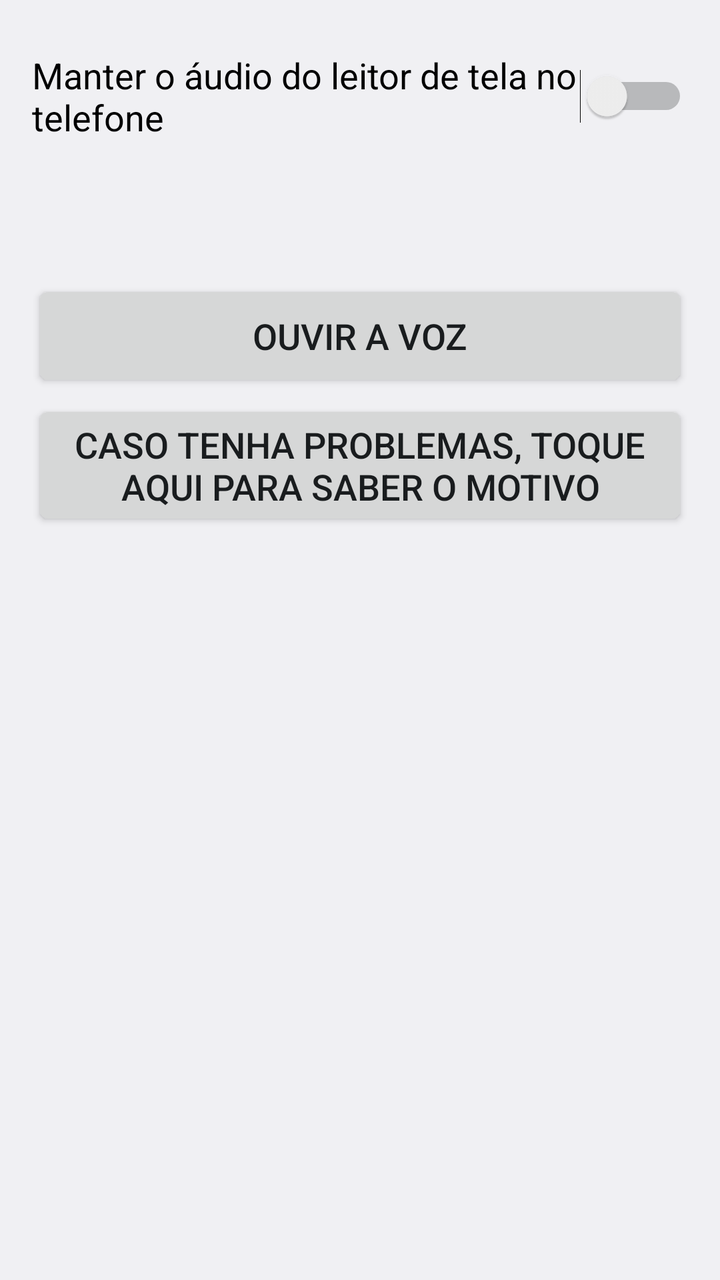
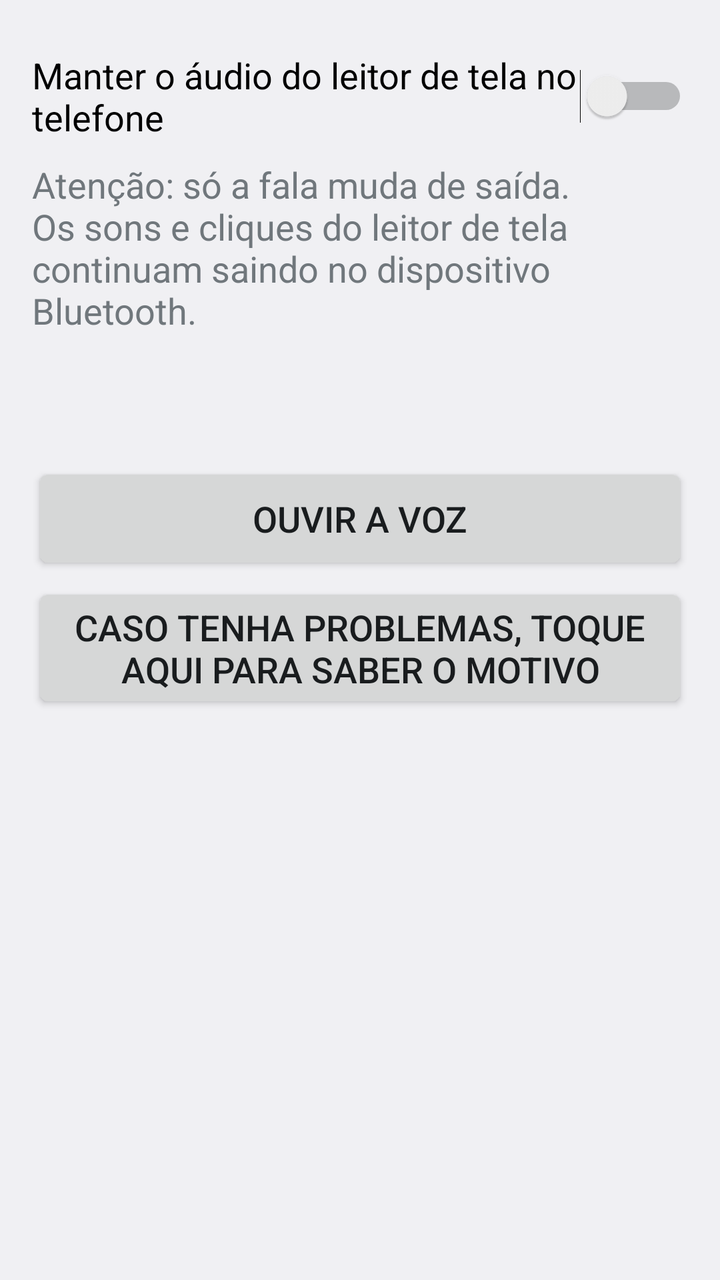

The first picture is an Android layout as it rendered before a commit; the second is the same layout after the commit. The layout source and the unified diff follow.
<!-- AndroidManifest.xml: application theme AppTheme -->
<!-- res/layout/activity_audio.xml -->
<?xml version="1.0" encoding="utf-8"?>
<ScrollView xmlns:android="http://schemas.android.com/apk/res/android"
    android:layout_width="match_parent"
    android:layout_height="match_parent"
    android:fillViewport="true">

    <LinearLayout
        android:layout_width="match_parent"
        android:layout_height="wrap_content"
        android:orientation="vertical"
        android:padding="16dp">

        <Switch
            android:id="@+id/switch_keep_phone"
            style="@style/Row"
            android:text="@string/keep_on_phone" />

        <TextView
            android:id="@+id/txt_status"
            style="@style/Row"
            android:accessibilityLiveRegion="polite"
            android:focusable="true" />

        <Button
            android:id="@+id/btn_test"
            style="@style/Row"
            android:text="@string/listen" />

        <Button
            android:id="@+id/btn_help"
            style="@style/Row"
            android:text="@string/audio_help_button" />
    </LinearLayout>
</ScrollView>
<!-- resources referenced by this layout -->
<resources>
  <string name="audio_help_button">Caso tenha problemas, toque aqui para saber o motivo</string>
  <string name="keep_on_phone">Manter o áudio do leitor de tela no telefone</string>
  <string name="listen">Ouvir a voz</string>
  <style name="Row">
          <item name="android:layout_width">match_parent</item>
          <item name="android:layout_height">wrap_content</item>
          <item name="android:minHeight">56dp</item>
          <item name="android:layout_marginTop">4dp</item>
          <item name="android:textSize">18sp</item>
      </style>
  <style name="AppTheme" parent="android:Theme.Material.Light.DarkActionBar" />
</resources>

<!-- the commit's change to res/layout/activity_audio.xml (unified diff, before → after) -->
@@ -16,6 +16,11 @@
             android:text="@string/keep_on_phone" />
 
         <TextView
+            style="@style/Row"
+            android:focusable="true"
+            android:text="@string/audio_sounds_note" />
+
+        <TextView
             android:id="@+id/txt_status"
             style="@style/Row"
             android:accessibilityLiveRegion="polite"
<!-- resource entries referenced after the edit -->
@@ -1,6 +1,7 @@
 <!-- resources referenced by this layout -->
 <resources>
   <string name="audio_help_button">Caso tenha problemas, toque aqui para saber o motivo</string>
+  <string name="audio_sounds_note">Atenção: só a fala muda de saída. Os sons e cliques do leitor de tela continuam saindo no dispositivo Bluetooth.</string>
   <string name="keep_on_phone">Manter o áudio do leitor de tela no telefone</string>
   <string name="listen">Ouvir a voz</string>
   <style name="Row">
